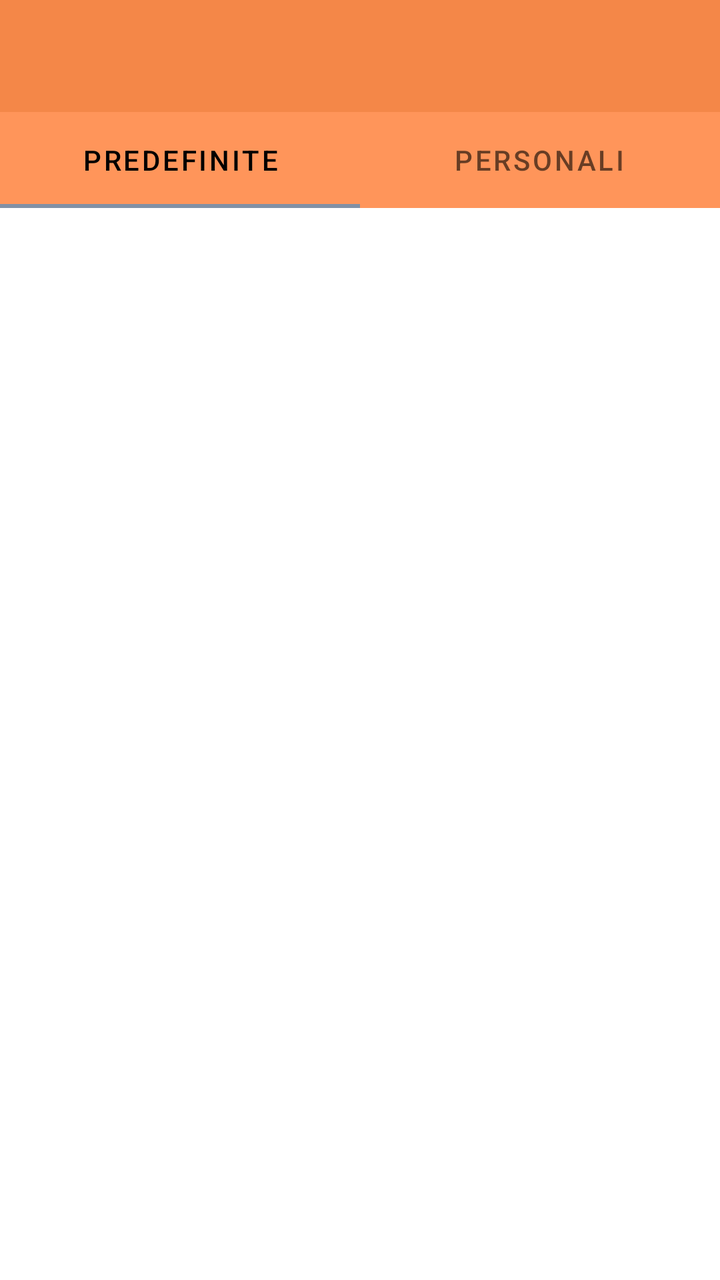
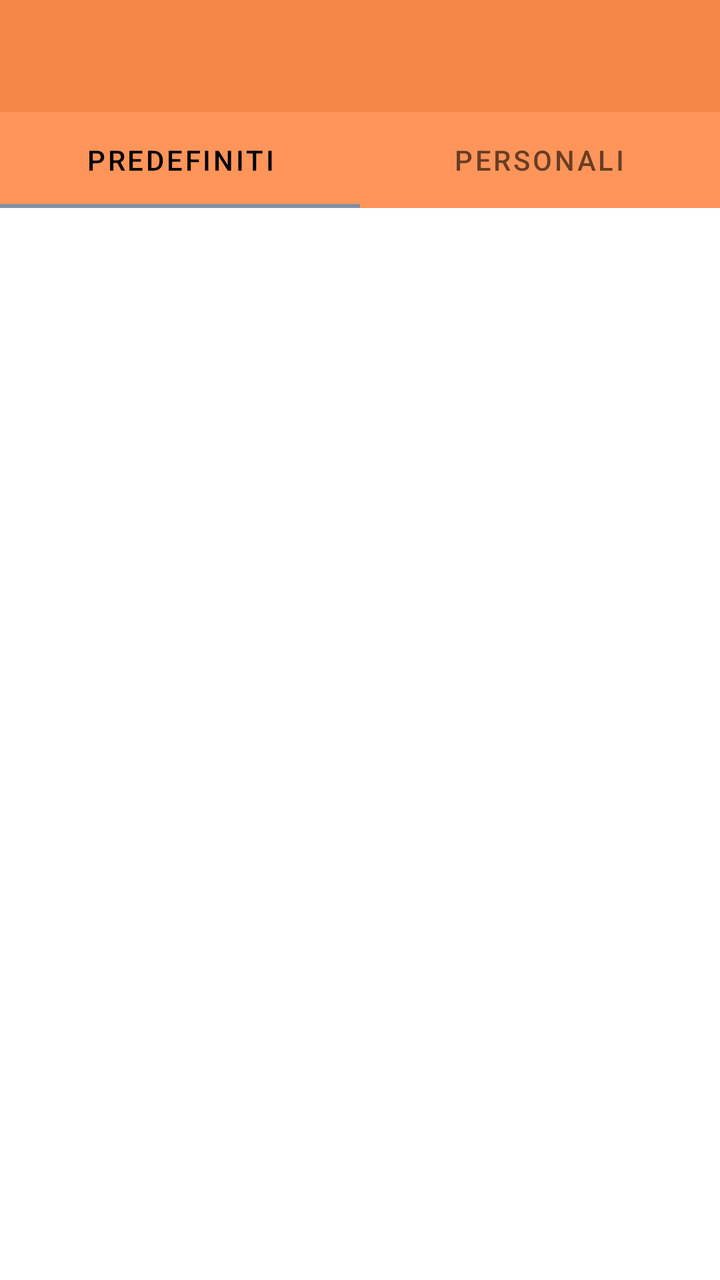

Two renders of the same Android screen: before a commit and after it. Below are the layout's source before the change and the commit's diff.
<!-- AndroidManifest.xml: application theme Theme.YourCali -->
<!-- res/layout/activity_exercises_encyclopedia.xml -->
<?xml version="1.0" encoding="utf-8"?>
<androidx.constraintlayout.widget.ConstraintLayout xmlns:android="http://schemas.android.com/apk/res/android"
    xmlns:app="http://schemas.android.com/apk/res-auto"
    xmlns:tools="http://schemas.android.com/tools"
    android:layout_width="match_parent"
    android:layout_height="match_parent"
    tools:context=".WorkoutPlanSelectionActivity">


    <LinearLayout
        android:layout_width="match_parent"
        android:layout_height="match_parent"
        android:orientation="vertical">

        <com.google.android.material.appbar.AppBarLayout
            android:layout_width="match_parent"
            android:layout_height="wrap_content"
            app:layout_constraintEnd_toEndOf="parent"
            app:layout_constraintStart_toStartOf="parent"
            app:layout_constraintTop_toTopOf="parent">

            <androidx.appcompat.widget.Toolbar
                android:id="@+id/myToolbar"
                android:layout_width="match_parent"
                android:layout_height="wrap_content"
                android:background="#F48748"
                android:minHeight="?attr/actionBarSize"
                android:theme="?attr/actionBarTheme" />

        </com.google.android.material.appbar.AppBarLayout>

        <com.google.android.material.tabs.TabLayout
            android:id="@+id/tabLayoutEncyclopedia"
            android:layout_width="match_parent"
            android:layout_height="wrap_content"
            android:background="#FF955A"
            app:tabIndicatorColor="#8190A5"
            app:tabSelectedTextColor="#000000"
            app:tabTextColor="#97000000">

            <com.google.android.material.tabs.TabItem
                android:id="@+id/predefinedTabEncyclopedia"
                android:layout_width="wrap_content"
                android:layout_height="wrap_content"
                android:text="@string/predefinite" />

            <com.google.android.material.tabs.TabItem
                android:id="@+id/personalTabEncyclopedia"
                android:layout_width="wrap_content"
                android:layout_height="wrap_content"
                android:text="@string/personali" />

        </com.google.android.material.tabs.TabLayout>

        <androidx.viewpager.widget.ViewPager
            android:id="@+id/viewPagerEncyclopedia"
            android:layout_width="match_parent"
            android:layout_height="wrap_content"
            tools:ignore="SpeakableTextPresentCheck" />


    </LinearLayout>


</androidx.constraintlayout.widget.ConstraintLayout>
<!-- resources referenced by this layout -->
<resources>
  <string name="personali">Personali</string>
  <string name="predefinite">Predefinite</string>
  <style name="Theme.YourCali" parent="Theme.MaterialComponents.DayNight.NoActionBar">
          
          <item name="colorPrimary">@color/purple_500</item>
          <item name="colorPrimaryVariant">@color/purple_700</item>
          <item name="colorOnPrimary">@color/white</item>
          
          <item name="colorSecondary">@color/teal_200</item>
          <item name="colorSecondaryVariant">@color/teal_700</item>
          <item name="colorOnSecondary">@color/black</item>
          
          <item name="android:statusBarColor" tools:targetApi="l">@color/DarkOrange</item>
          
      </style>
  <color name="purple_500">#FF6200EE</color>
  <color name="purple_700">#FF3700B3</color>
  <color name="white">#FFFFFFFF</color>
  <color name="teal_200">#FF03DAC5</color>
  <color name="teal_700">#FF018786</color>
  <color name="black">#FF000000</color>
  <color name="DarkOrange">#FFFC7C35</color>
</resources>

<!-- the commit's change to res/layout/activity_exercises_encyclopedia.xml (unified diff, before → after) -->
@@ -42,7 +42,7 @@
                 android:id="@+id/predefinedTabEncyclopedia"
                 android:layout_width="wrap_content"
                 android:layout_height="wrap_content"
-                android:text="@string/predefinite" />
+                android:text="@string/predefiniti" />
 
             <com.google.android.material.tabs.TabItem
                 android:id="@+id/personalTabEncyclopedia"
<!-- resource entries referenced after the edit -->
@@ -1,7 +1,7 @@
 <!-- resources referenced by this layout -->
 <resources>
   <string name="personali">Personali</string>
-  <string name="predefinite">Predefinite</string>
+  <string name="predefiniti">Predefiniti</string>
   <style name="Theme.YourCali" parent="Theme.MaterialComponents.DayNight.NoActionBar">
           
           <item name="colorPrimary">@color/purple_500</item>
